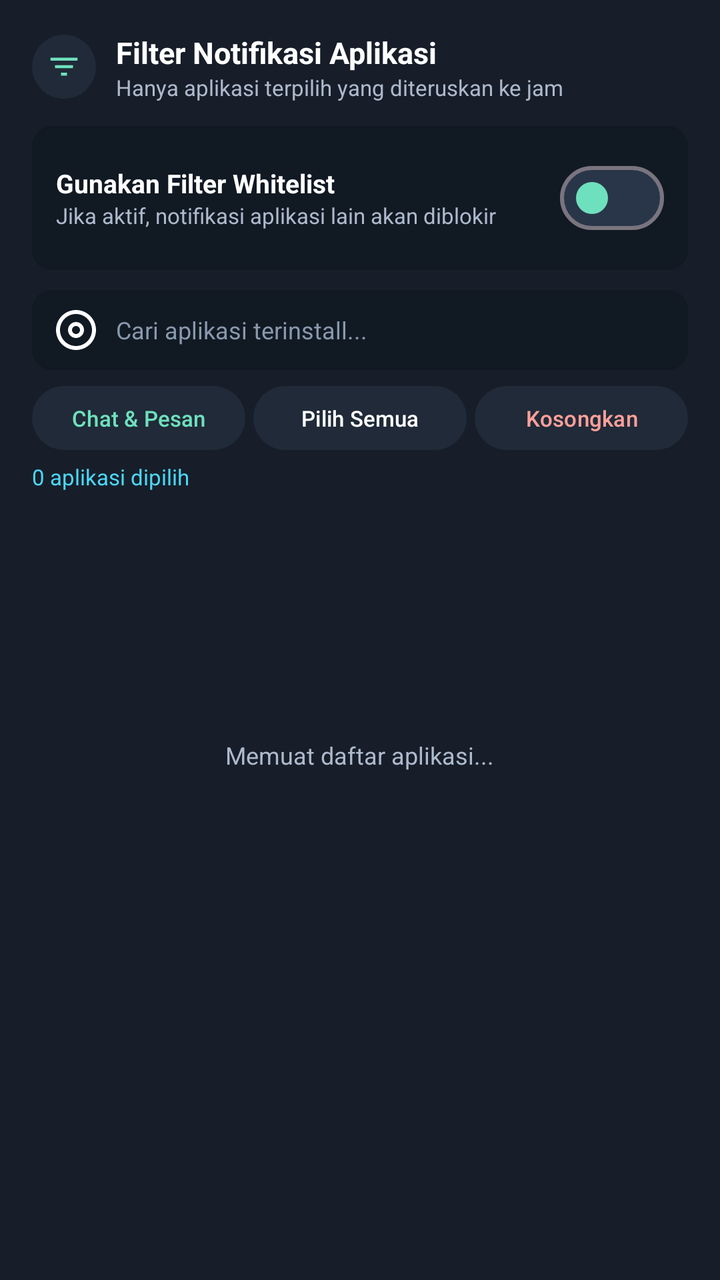
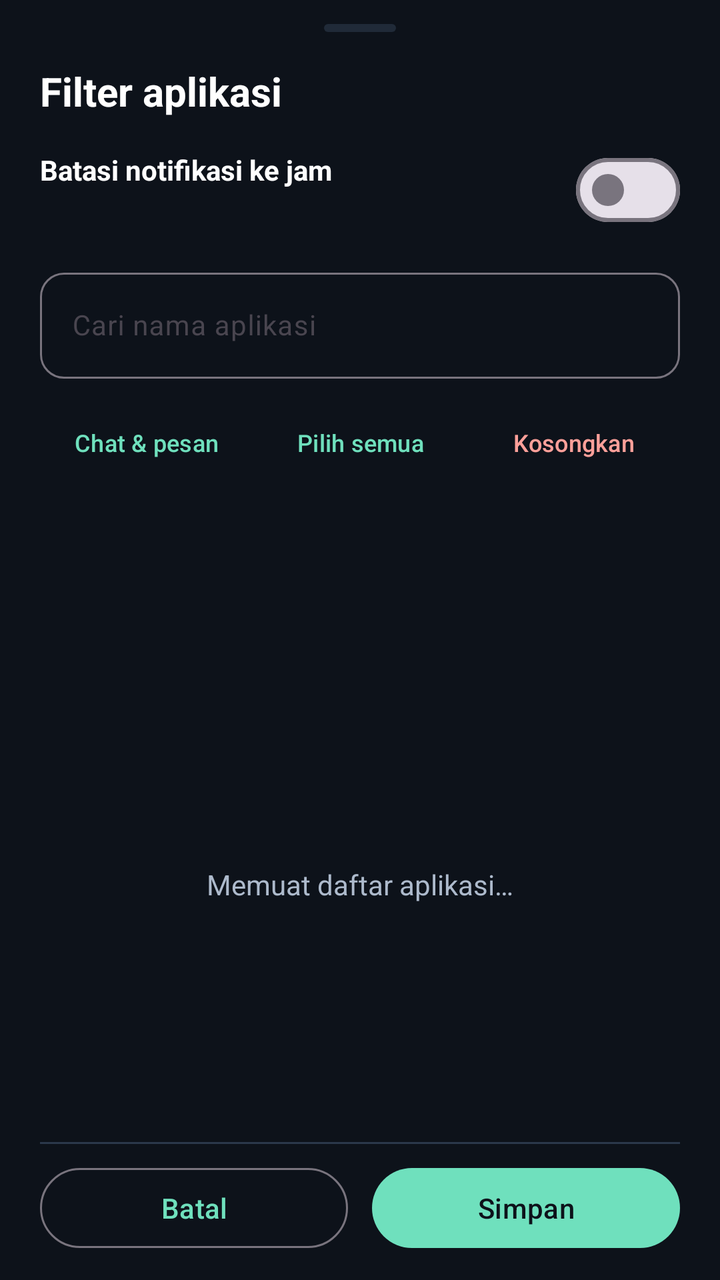

An Android layout rendered at two revisions. The XML below is the earlier revision; the diff shows what the commit changed to produce the second picture.
<!-- AndroidManifest.xml: application theme Theme.Rw3 -->
<!-- res/layout/dialog_app_whitelist.xml -->
<?xml version="1.0" encoding="utf-8"?>
<LinearLayout xmlns:android="http://schemas.android.com/apk/res/android"
    xmlns:app="http://schemas.android.com/apk/res-auto"
    android:layout_width="match_parent"
    android:layout_height="wrap_content"
    android:orientation="vertical"
    android:padding="16dp"
    android:background="@color/surface_container">

    
    <LinearLayout
        android:layout_width="match_parent"
        android:layout_height="wrap_content"
        android:orientation="horizontal"
        android:gravity="center_vertical">

        <FrameLayout
            android:layout_width="32dp"
            android:layout_height="32dp"
            android:background="@drawable/bg_chip">
            <ImageView
                android:layout_width="18dp"
                android:layout_height="18dp"
                android:layout_gravity="center"
                android:src="@drawable/ic_filter_list"
                app:tint="@color/primary_mint" />
        </FrameLayout>

        <LinearLayout
            android:layout_width="0dp"
            android:layout_height="wrap_content"
            android:layout_weight="1"
            android:orientation="vertical"
            android:layout_marginStart="10dp">

            <TextView
                android:layout_width="wrap_content"
                android:layout_height="wrap_content"
                android:text="Filter Notifikasi Aplikasi"
                android:textSize="15sp"
                android:textStyle="bold"
                android:textColor="@color/on_surface" />

            <TextView
                android:layout_width="wrap_content"
                android:layout_height="wrap_content"
                android:text="Hanya aplikasi terpilih yang diteruskan ke jam"
                android:textSize="11sp"
                android:textColor="@color/on_surface_variant" />
        </LinearLayout>
    </LinearLayout>

    
    <LinearLayout
        android:layout_width="match_parent"
        android:layout_height="wrap_content"
        android:orientation="horizontal"
        android:gravity="center_vertical"
        android:background="@drawable/bg_subcard"
        android:padding="12dp"
        android:layout_marginTop="12dp">

        <LinearLayout
            android:layout_width="0dp"
            android:layout_height="wrap_content"
            android:layout_weight="1"
            android:orientation="vertical">

            <TextView
                android:layout_width="wrap_content"
                android:layout_height="wrap_content"
                android:text="Gunakan Filter Whitelist"
                android:textSize="13sp"
                android:textStyle="bold"
                android:textColor="@color/on_surface" />

            <TextView
                android:id="@+id/tvSwitchHint"
                android:layout_width="wrap_content"
                android:layout_height="wrap_content"
                android:text="Jika aktif, notifikasi aplikasi lain akan diblokir"
                android:textSize="11sp"
                android:textColor="@color/on_surface_variant" />
        </LinearLayout>

        <com.google.android.material.materialswitch.MaterialSwitch
            android:id="@+id/switchWhitelistMode"
            android:layout_width="wrap_content"
            android:layout_height="wrap_content"
            app:thumbTint="@color/primary_mint"
            app:trackTint="@color/surface_container_highest" />
    </LinearLayout>

    
    <EditText
        android:id="@+id/etSearchApp"
        android:layout_width="match_parent"
        android:layout_height="40dp"
        android:layout_marginTop="10dp"
        android:background="@drawable/bg_subcard"
        android:drawableStart="@drawable/ic_radar"
        android:drawablePadding="8dp"
        android:hint="Cari aplikasi terinstall..."
        android:textColorHint="@color/on_surface_muted"
        android:textColor="@color/on_surface"
        android:textSize="12sp"
        android:paddingHorizontal="10dp"
        android:singleLine="true"
        android:imeOptions="actionSearch" />

    
    <LinearLayout
        android:layout_width="match_parent"
        android:layout_height="wrap_content"
        android:orientation="horizontal"
        android:layout_marginTop="8dp">

        <Button
            android:id="@+id/btnPresetChat"
            android:layout_width="0dp"
            android:layout_height="32dp"
            android:layout_weight="1"
            android:text="Chat &amp; Pesan"
            android:textSize="11sp"
            android:textColor="@color/primary_mint"
            android:background="@drawable/bg_chip"
            app:backgroundTint="@null"
            android:padding="0dp"
            android:layout_marginEnd="4dp" />

        <Button
            android:id="@+id/btnSelectAll"
            android:layout_width="0dp"
            android:layout_height="32dp"
            android:layout_weight="1"
            android:text="Pilih Semua"
            android:textSize="11sp"
            android:textColor="@color/on_surface"
            android:background="@drawable/bg_chip"
            app:backgroundTint="@null"
            android:padding="0dp"
            android:layout_marginEnd="4dp" />

        <Button
            android:id="@+id/btnClearAll"
            android:layout_width="0dp"
            android:layout_height="32dp"
            android:layout_weight="1"
            android:text="Kosongkan"
            android:textSize="11sp"
            android:textColor="@color/heart_rate_coral"
            android:background="@drawable/bg_chip"
            app:backgroundTint="@null"
            android:padding="0dp" />
    </LinearLayout>

    
    <TextView
        android:id="@+id/tvSelectedCount"
        android:layout_width="wrap_content"
        android:layout_height="wrap_content"
        android:text="0 aplikasi dipilih"
        android:textSize="11sp"
        android:textColor="@color/secondary_cyan"
        android:layout_marginTop="6dp" />

    
    <LinearLayout
        android:id="@+id/layoutLoading"
        android:layout_width="match_parent"
        android:layout_height="220dp"
        android:gravity="center"
        android:orientation="vertical">

        <ProgressBar
            android:layout_width="36dp"
            android:layout_height="36dp"
            android:indeterminateTint="@color/primary_mint" />

        <TextView
            android:layout_width="wrap_content"
            android:layout_height="wrap_content"
            android:text="Memuat daftar aplikasi..."
            android:textSize="12sp"
            android:textColor="@color/on_surface_variant"
            android:layout_marginTop="8dp" />
    </LinearLayout>

    
    <androidx.recyclerview.widget.RecyclerView
        android:id="@+id/rvApps"
        android:layout_width="match_parent"
        android:layout_height="320dp"
        android:layout_marginTop="6dp"
        android:visibility="gone"
        android:scrollbars="vertical" />

</LinearLayout>
<!-- resources referenced by this layout -->
<resources>
  <color name="heart_rate_coral">#FFA09A</color>
  <color name="on_surface">#FFFFFF</color>
  <color name="on_surface_muted">#8999AD</color>
  <color name="on_surface_variant">#ADBACC</color>
  <color name="primary_mint">#6FE0BD</color>
  <color name="secondary_cyan">#4CD7F6</color>
  <color name="surface_container">#171E29</color>
  <color name="surface_container_highest">#293649</color>
  <!-- drawable bg_chip (drawable) -->
  <?xml version="1.0" encoding="utf-8"?>
  <shape xmlns:android="http://schemas.android.com/apk/res/android"
      android:shape="rectangle">
      <solid android:color="@color/surface_container_high" />
      <corners android:radius="999dp" />
  </shape>
  <!-- drawable bg_subcard (drawable) -->
  <?xml version="1.0" encoding="utf-8"?>
  <shape xmlns:android="http://schemas.android.com/apk/res/android"
      android:shape="rectangle">
      <solid android:color="@color/surface_container_low" />
      <corners android:radius="10dp" />
  </shape>
  <!-- drawable ic_filter_list (drawable) -->
  <vector xmlns:android="http://schemas.android.com/apk/res/android"
      android:width="24dp"
      android:height="24dp"
      android:viewportWidth="24"
      android:viewportHeight="24">
      <path
          android:fillColor="#FFFFFFFF"
          android:pathData="M10,18h4v-2h-4v2zM3,6v2h18V6H3zm3,7h12v-2H6v2z"/>
  </vector>
  <!-- drawable ic_radar (drawable) -->
  <vector xmlns:android="http://schemas.android.com/apk/res/android"
      android:width="24dp"
      android:height="24dp"
      android:viewportWidth="24"
      android:viewportHeight="24">
      <path
          android:fillColor="#FFFFFFFF"
          android:pathData="M12,2C6.48,2 2,6.48 2,12s4.48,10 10,10 10,-4.48 10,-10S17.52,2 12,2zM12,20c-4.42,0 -8,-3.58 -8,-8s3.58,-8 8,-8 8,3.58 8,8 -3.58,8 -8,8zM12,8c-2.21,0 -4,1.79 -4,4s1.79,4 4,4 4,-1.79 4,-4 -1.79,-4 -4,-4zM12,14c-1.1,0 -2,-0.9 -2,-2s0.9,-2 2,-2 2,0.9 2,2 -0.9,2 -2,2z"/>
  </vector>
  <style name="Theme.Rw3" parent="Theme.Material3.DayNight.NoActionBar">
          <item name="colorPrimary">@color/primary_mint</item>
          <item name="colorOnPrimary">@color/surface_dark</item>
          <item name="colorSurface">@color/surface_container</item>
          <item name="colorOnSurface">@color/on_surface</item>
          <item name="android:windowBackground">@color/surface_dark</item>
          <item name="android:statusBarColor">@color/surface_dark</item>
          <item name="android:navigationBarColor">@color/surface_container</item>
          <item name="android:windowLightStatusBar">false</item>
          <item name="android:windowLightNavigationBar">false</item>
      </style>
  <color name="surface_container_high">#202A38</color>
  <color name="surface_container_low">#111923</color>
  <color name="surface_dark">#0D121A</color>
</resources>

<!-- the commit's change to res/layout/dialog_app_whitelist.xml (unified diff, before → after) -->
@@ -2,197 +2,106 @@
 <LinearLayout xmlns:android="http://schemas.android.com/apk/res/android"
     xmlns:app="http://schemas.android.com/apk/res-auto"
     android:layout_width="match_parent"
-    android:layout_height="wrap_content"
+    android:layout_height="match_parent"
     android:orientation="vertical"
-    android:padding="16dp"
-    android:background="@color/surface_container">
+    android:paddingHorizontal="20dp"
+    android:paddingTop="12dp"
+    android:paddingBottom="12dp">
 
-    
-    <LinearLayout
-        android:layout_width="match_parent"
-        android:layout_height="wrap_content"
-        android:orientation="horizontal"
-        android:gravity="center_vertical">
+    <View android:layout_width="36dp" android:layout_height="4dp"
+        android:layout_gravity="center_horizontal" android:layout_marginBottom="16dp"
+        android:background="@drawable/bg_bar_track" />
 
-        <FrameLayout
-            android:layout_width="32dp"
-            android:layout_height="32dp"
-            android:background="@drawable/bg_chip">
-            <ImageView
-                android:layout_width="18dp"
-                android:layout_height="18dp"
-                android:layout_gravity="center"
-                android:src="@drawable/ic_filter_list"
-                app:tint="@color/primary_mint" />
-        </FrameLayout>
+    <TextView android:layout_width="match_parent" android:layout_height="wrap_content"
+        android:accessibilityHeading="true" android:text="Filter aplikasi"
+        android:textColor="@color/on_surface" android:textSize="20sp" android:textStyle="bold" />
 
-        <LinearLayout
-            android:layout_width="0dp"
-            android:layout_height="wrap_content"
-            android:layout_weight="1"
-            android:orientation="vertical"
-            android:layout_marginStart="10dp">
-
-            <TextView
-                android:layout_width="wrap_content"
-                android:layout_height="wrap_content"
-                android:text="Filter Notifikasi Aplikasi"
-                android:textSize="15sp"
-                android:textStyle="bold"
-                android:textColor="@color/on_surface" />
-
-            <TextView
-                android:layout_width="wrap_content"
-                android:layout_height="wrap_content"
-                android:text="Hanya aplikasi terpilih yang diteruskan ke jam"
-                android:textSize="11sp"
-                android:textColor="@color/on_surface_variant" />
+    <LinearLayout android:layout_width="match_parent" android:layout_height="wrap_content"
+        android:layout_marginTop="12dp" android:gravity="center_vertical" android:orientation="horizontal">
+        <LinearLayout android:layout_width="0dp" android:layout_height="wrap_content"
+            android:layout_weight="1" android:layout_marginEnd="12dp" android:orientation="vertical">
+            <TextView android:layout_width="match_parent" android:layout_height="wrap_content"
+                android:text="Batasi notifikasi ke jam" android:textColor="@color/on_surface"
+                android:textSize="14sp" android:textStyle="bold" />
+            <TextView android:id="@+id/tvSwitchHint" android:layout_width="match_parent"
+                android:layout_height="wrap_content" android:layout_marginTop="4dp"
+                android:textColor="@color/on_surface_variant" android:textSize="12sp" />
         </LinearLayout>
+        <com.google.android.material.materialswitch.MaterialSwitch
+            android:id="@+id/switchWhitelistMode" android:layout_width="wrap_content"
+            android:layout_height="48dp" android:contentDescription="Batasi notifikasi ke aplikasi terpilih" />
     </LinearLayout>
 
-    
-    <LinearLayout
-        android:layout_width="match_parent"
-        android:layout_height="wrap_content"
-        android:orientation="horizontal"
-        android:gravity="center_vertical"
-        android:background="@drawable/bg_subcard"
-        android:padding="12dp"
-        android:layout_marginTop="12dp">
+    <com.google.android.material.textfield.TextInputLayout
+        style="@style/Widget.Material3.TextInputLayout.OutlinedBox"
+        android:layout_width="match_parent" android:layout_height="wrap_content"
+        android:layout_marginTop="12dp" android:hint="Cari nama aplikasi"
+        app:boxCornerRadiusBottomEnd="12dp" app:boxCornerRadiusBottomStart="12dp"
+        app:boxCornerRadiusTopEnd="12dp" app:boxCornerRadiusTopStart="12dp"
+        app:endIconMode="clear_text">
+        <com.google.android.material.textfield.TextInputEditText
+            android:id="@+id/etSearchApp" android:layout_width="match_parent"
+            android:layout_height="wrap_content" android:minHeight="52dp"
+            android:imeOptions="actionSearch" android:importantForAutofill="no"
+            android:inputType="textCapWords" android:maxLines="1" android:singleLine="true"
+            android:textColor="@color/on_surface" android:textSize="14sp" />
+    </com.google.android.material.textfield.TextInputLayout>
 
-        <LinearLayout
-            android:layout_width="0dp"
-            android:layout_height="wrap_content"
-            android:layout_weight="1"
-            android:orientation="vertical">
-
-            <TextView
-                android:layout_width="wrap_content"
-                android:layout_height="wrap_content"
-                android:text="Gunakan Filter Whitelist"
-                android:textSize="13sp"
-                android:textStyle="bold"
-                android:textColor="@color/on_surface" />
-
-            <TextView
-                android:id="@+id/tvSwitchHint"
-                android:layout_width="wrap_content"
-                android:layout_height="wrap_content"
-                android:text="Jika aktif, notifikasi aplikasi lain akan diblokir"
-                android:textSize="11sp"
-                android:textColor="@color/on_surface_variant" />
-        </LinearLayout>
-
-        <com.google.android.material.materialswitch.MaterialSwitch
-            android:id="@+id/switchWhitelistMode"
-            android:layout_width="wrap_content"
-            android:layout_height="wrap_content"
-            app:thumbTint="@color/primary_mint"
-            app:trackTint="@color/surface_container_highest" />
+    <LinearLayout android:layout_width="match_parent" android:layout_height="wrap_content"
+        android:layout_marginTop="8dp" android:orientation="horizontal">
+        <com.google.android.material.button.MaterialButton
+            android:id="@+id/btnPresetChat" style="@style/Widget.Material3.Button.TextButton"
+            android:layout_width="0dp" android:layout_height="wrap_content" android:layout_weight="1"
+            android:minWidth="0dp" android:minHeight="48dp" android:paddingHorizontal="4dp"
+            android:text="Chat &amp; pesan" android:textAllCaps="false" android:textSize="12sp" />
+        <com.google.android.material.button.MaterialButton
+            android:id="@+id/btnSelectAll" style="@style/Widget.Material3.Button.TextButton"
+            android:layout_width="0dp" android:layout_height="wrap_content" android:layout_weight="1"
+            android:minWidth="0dp" android:minHeight="48dp" android:paddingHorizontal="4dp"
+            android:text="Pilih semua" android:textAllCaps="false" android:textSize="12sp" />
+        <com.google.android.material.button.MaterialButton
+            android:id="@+id/btnClearAll" style="@style/Widget.Material3.Button.TextButton"
+            android:layout_width="0dp" android:layout_height="wrap_content" android:layout_weight="1"
+            android:minWidth="0dp" android:minHeight="48dp" android:paddingHorizontal="4dp"
+            android:text="Kosongkan" android:textAllCaps="false" android:textColor="@color/heart_rate_coral"
+            android:textSize="12sp" />
     </LinearLayout>
 
-    
-    <EditText
-        android:id="@+id/etSearchApp"
-        android:layout_width="match_parent"
-        android:layout_height="40dp"
-        android:layout_marginTop="10dp"
-        android:background="@drawable/bg_subcard"
-        android:drawableStart="@drawable/ic_radar"
-        android:drawablePadding="8dp"
-        android:hint="Cari aplikasi terinstall..."
-        android:textColorHint="@color/on_surface_muted"
-        android:textColor="@color/on_surface"
-        android:textSize="12sp"
-        android:paddingHorizontal="10dp"
-        android:singleLine="true"
-        android:imeOptions="actionSearch" />
+    <TextView android:id="@+id/tvSelectedCount" android:layout_width="match_parent"
+        android:layout_height="wrap_content" android:layout_marginBottom="8dp"
+        android:accessibilityLiveRegion="polite" android:textColor="@color/on_surface_variant"
+        android:textSize="12sp" />
 
-    
-    <LinearLayout
-        android:layout_width="match_parent"
-        android:layout_height="wrap_content"
-        android:orientation="horizontal"
-        android:layout_marginTop="8dp">
+    <FrameLayout android:layout_width="match_parent" android:layout_height="0dp" android:layout_weight="1">
+        <LinearLayout android:id="@+id/layoutLoading" android:layout_width="match_parent"
+            android:layout_height="match_parent" android:gravity="center" android:orientation="vertical">
+            <ProgressBar android:layout_width="32dp" android:layout_height="32dp"
+                android:indeterminateTint="@color/primary_mint" />
+            <TextView android:layout_width="wrap_content" android:layout_height="wrap_content"
+                android:layout_marginTop="12dp" android:text="Memuat daftar aplikasi…"
+                android:textColor="@color/on_surface_variant" android:textSize="14sp" />
+        </LinearLayout>
+        <TextView android:id="@+id/tvEmptySearchApps" android:layout_width="match_parent"
+            android:layout_height="match_parent" android:gravity="center" android:padding="20dp"
+            android:text="Tidak ada aplikasi yang cocok.\nCoba nama atau kata kunci lain."
+            android:textColor="@color/on_surface_variant" android:textSize="14sp" android:visibility="gone" />
+        <androidx.recyclerview.widget.RecyclerView android:id="@+id/rvApps"
+            android:layout_width="match_parent" android:layout_height="match_parent"
+            android:clipToPadding="false" android:paddingBottom="8dp" android:scrollbars="vertical"
+            android:visibility="gone" />
+    </FrameLayout>
 
-        <Button
-            android:id="@+id/btnPresetChat"
-            android:layout_width="0dp"
-            android:layout_height="32dp"
-            android:layout_weight="1"
-            android:text="Chat &amp; Pesan"
-            android:textSize="11sp"
-            android:textColor="@color/primary_mint"
-            android:background="@drawable/bg_chip"
-            app:backgroundTint="@null"
-            android:padding="0dp"
-            android:layout_marginEnd="4dp" />
-
-        <Button
-            android:id="@+id/btnSelectAll"
-            android:layout_width="0dp"
-            android:layout_height="32dp"
-            android:layout_weight="1"
-            android:text="Pilih Semua"
-            android:textSize="11sp"
-            android:textColor="@color/on_surface"
-            android:background="@drawable/bg_chip"
-            app:backgroundTint="@null"
-            android:padding="0dp"
-            android:layout_marginEnd="4dp" />
-
-        <Button
-            android:id="@+id/btnClearAll"
-            android:layout_width="0dp"
-            android:layout_height="32dp"
-            android:layout_weight="1"
-            android:text="Kosongkan"
-            android:textSize="11sp"
-            android:textColor="@color/heart_rate_coral"
-            android:background="@drawable/bg_chip"
-            app:backgroundTint="@null"
-            android:padding="0dp" />
+    <View android:layout_width="match_parent" android:layout_height="1dp" android:background="@color/outline_subtle" />
+    <LinearLayout android:layout_width="match_parent" android:layout_height="wrap_content"
+        android:layout_marginTop="8dp" android:orientation="horizontal">
+        <com.google.android.material.button.MaterialButton
+            android:id="@+id/btnCancelFilter" style="@style/Widget.Material3.Button.OutlinedButton"
+            android:layout_width="0dp" android:layout_height="wrap_content" android:layout_weight="1"
+            android:layout_marginEnd="6dp" android:minHeight="48dp" android:text="Batal"
+            android:textAllCaps="false" android:textSize="14sp" />
+        <com.google.android.material.button.MaterialButton
+            android:id="@+id/btnSaveFilter" android:layout_width="0dp" android:layout_height="wrap_content"
+            android:layout_weight="1" android:layout_marginStart="6dp" android:minHeight="48dp"
+            android:text="Simpan" android:textAllCaps="false" android:textSize="14sp" />
     </LinearLayout>
-
-    
-    <TextView
-        android:id="@+id/tvSelectedCount"
-        android:layout_width="wrap_content"
-        android:layout_height="wrap_content"
-        android:text="0 aplikasi dipilih"
-        android:textSize="11sp"
-        android:textColor="@color/secondary_cyan"
-        android:layout_marginTop="6dp" />
-
-    
-    <LinearLayout
-        android:id="@+id/layoutLoading"
-        android:layout_width="match_parent"
-        android:layout_height="220dp"
-        android:gravity="center"
-        android:orientation="vertical">
-
-        <ProgressBar
-            android:layout_width="36dp"
-            android:layout_height="36dp"
-            android:indeterminateTint="@color/primary_mint" />
-
-        <TextView
-            android:layout_width="wrap_content"
-            android:layout_height="wrap_content"
-            android:text="Memuat daftar aplikasi..."
-            android:textSize="12sp"
-            android:textColor="@color/on_surface_variant"
-            android:layout_marginTop="8dp" />
-    </LinearLayout>
-
-    
-    <androidx.recyclerview.widget.RecyclerView
-        android:id="@+id/rvApps"
-        android:layout_width="match_parent"
-        android:layout_height="320dp"
-        android:layout_marginTop="6dp"
-        android:visibility="gone"
-        android:scrollbars="vertical" />
-
 </LinearLayout>
<!-- resource entries referenced after the edit -->
@@ -2,46 +2,17 @@
 <resources>
   <color name="heart_rate_coral">#FFA09A</color>
   <color name="on_surface">#FFFFFF</color>
-  <color name="on_surface_muted">#8999AD</color>
   <color name="on_surface_variant">#ADBACC</color>
+  <color name="outline_subtle">#2B384A</color>
   <color name="primary_mint">#6FE0BD</color>
-  <color name="secondary_cyan">#4CD7F6</color>
-  <color name="surface_container">#171E29</color>
-  <color name="surface_container_highest">#293649</color>
-  <!-- drawable bg_chip (drawable) -->
+  <!-- drawable bg_bar_track (drawable) -->
   <?xml version="1.0" encoding="utf-8"?>
   <shape xmlns:android="http://schemas.android.com/apk/res/android"
       android:shape="rectangle">
       <solid android:color="@color/surface_container_high" />
       <corners android:radius="999dp" />
   </shape>
-  <!-- drawable bg_subcard (drawable) -->
-  <?xml version="1.0" encoding="utf-8"?>
-  <shape xmlns:android="http://schemas.android.com/apk/res/android"
-      android:shape="rectangle">
-      <solid android:color="@color/surface_container_low" />
-      <corners android:radius="10dp" />
-  </shape>
-  <!-- drawable ic_filter_list (drawable) -->
-  <vector xmlns:android="http://schemas.android.com/apk/res/android"
-      android:width="24dp"
-      android:height="24dp"
-      android:viewportWidth="24"
-      android:viewportHeight="24">
-      <path
-          android:fillColor="#FFFFFFFF"
-          android:pathData="M10,18h4v-2h-4v2zM3,6v2h18V6H3zm3,7h12v-2H6v2z"/>
-  </vector>
-  <!-- drawable ic_radar (drawable) -->
-  <vector xmlns:android="http://schemas.android.com/apk/res/android"
-      android:width="24dp"
-      android:height="24dp"
-      android:viewportWidth="24"
-      android:viewportHeight="24">
-      <path
-          android:fillColor="#FFFFFFFF"
-          android:pathData="M12,2C6.48,2 2,6.48 2,12s4.48,10 10,10 10,-4.48 10,-10S17.52,2 12,2zM12,20c-4.42,0 -8,-3.58 -8,-8s3.58,-8 8,-8 8,3.58 8,8 -3.58,8 -8,8zM12,8c-2.21,0 -4,1.79 -4,4s1.79,4 4,4 4,-1.79 4,-4 -1.79,-4 -4,-4zM12,14c-1.1,0 -2,-0.9 -2,-2s0.9,-2 2,-2 2,0.9 2,2 -0.9,2 -2,2z"/>
-  </vector>
+  <color name="surface_container">#171E29</color>
   <style name="Theme.Rw3" parent="Theme.Material3.DayNight.NoActionBar">
           <item name="colorPrimary">@color/primary_mint</item>
           <item name="colorOnPrimary">@color/surface_dark</item>
@@ -54,7 +25,6 @@
           <item name="android:windowLightNavigationBar">false</item>
       </style>
   <color name="surface_container_high">#202A38</color>
-  <color name="surface_container_low">#111923</color>
   <color name="surface_dark">#0D121A</color>
 </resources>
 
